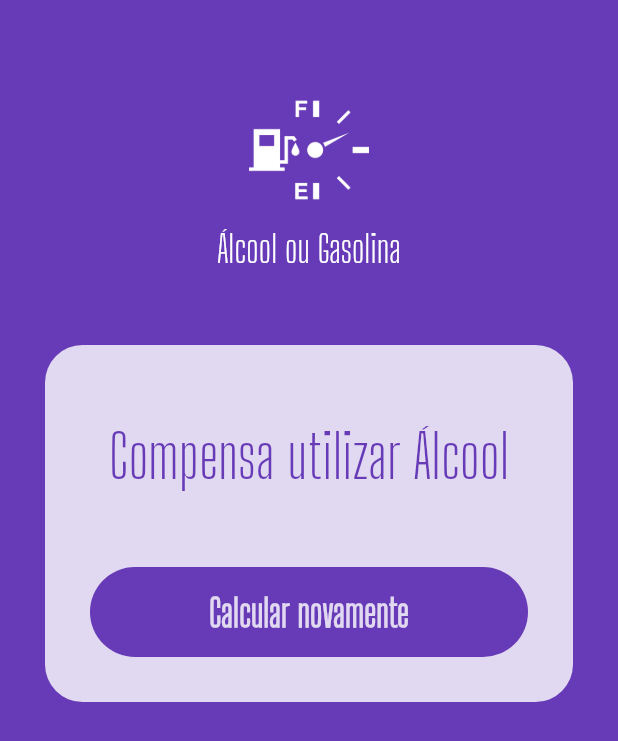
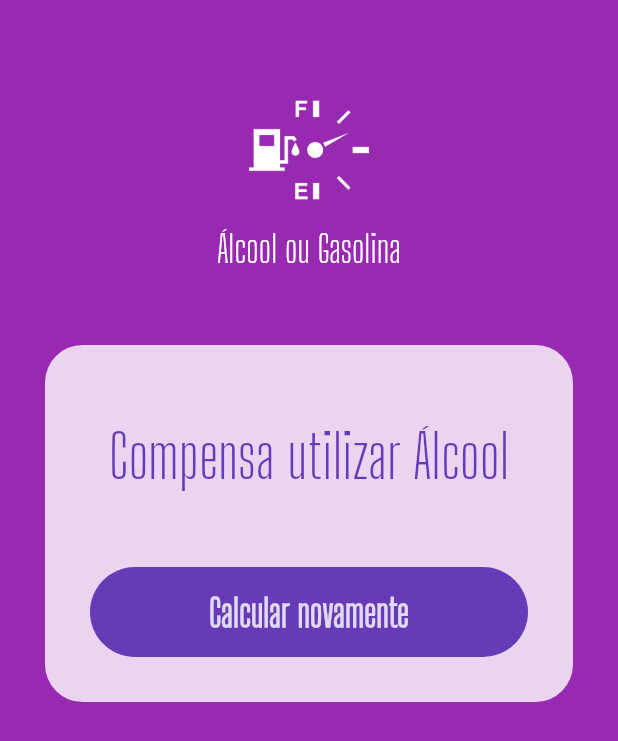
Before and after one commit to theemployee6-dev/alcool_ou_gasolina, a Flutter app: the screen it shows after launch, after a tap on "CALCULAR", on a phone screen of 412 x 824 dp. Shown: the top 741 px of the screen. Run offline on Flutter 3.47's test engine with Material 2 defaults, Android fonts, the light colour scheme and no system bars; our stand-ins replace flutter_masked_text2.

Commit message:
últimos ajustes

```diff
--- a/lib/main.dart
+++ b/lib/main.dart
@@ -17,7 +17,7 @@ class MyApp extends StatelessWidget {
       theme: ThemeData(
         primarySwatch: Colors.deepPurple,
       ),
-      home: HomePage(),
+      home: const HomePage(),
     );
   }
 }
--- a/lib/pages/home.pages.dart
+++ b/lib/pages/home.pages.dart
@@ -13,6 +13,7 @@ class HomePage extends StatefulWidget {
 }
 
 class _HomePageState extends State<HomePage> {
+  Color _color = Colors.deepPurple;
   var _gasCtrl = MoneyMaskedTextController();
 
   var _alcCtrl = MoneyMaskedTextController();
@@ -26,8 +27,10 @@ class _HomePageState extends State<HomePage> {
   @override
   Widget build(BuildContext context) {
     return Scaffold(
-      backgroundColor: Theme.of(context).primaryColor,
-      body: SafeArea(
+      body: AnimatedContainer(
+        duration: const Duration(milliseconds: 1200),
+        color: _color,
+        child: SafeArea(
           child: ListView(
             children: [
               const Logo(),
@@ -41,6 +44,7 @@ class _HomePageState extends State<HomePage> {
                       submitFunc: calculate,
                     ),
             ],
+          ),
         ),
       ),
     );
@@ -57,6 +61,7 @@ class _HomePageState extends State<HomePage> {
         100;
     double res = alc / gas;
     setState(() {
+      _color = Colors.purple;
       _completed = false;
       _busy = true;
     });
@@ -76,6 +81,7 @@ class _HomePageState extends State<HomePage> {
 
   reset() {
     setState(() {
+      _color = Theme.of(context).primaryColor;
       _gasCtrl = MoneyMaskedTextController();
       _alcCtrl = MoneyMaskedTextController();
       _completed = false;
```
Lines whose indentation alone changed are shown as unchanged.
